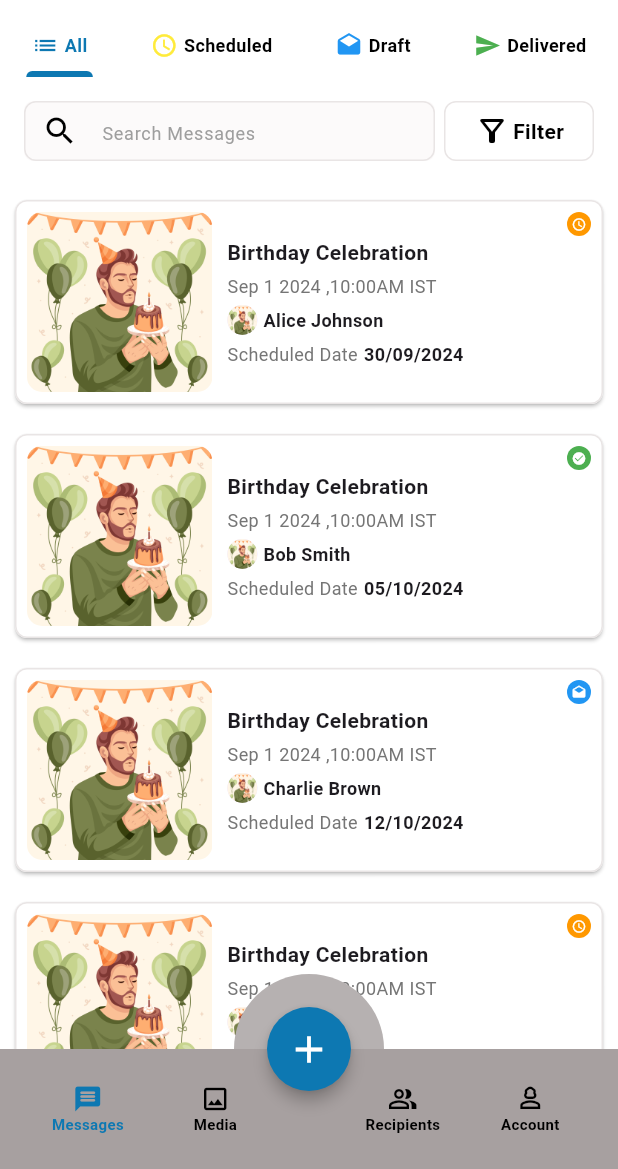
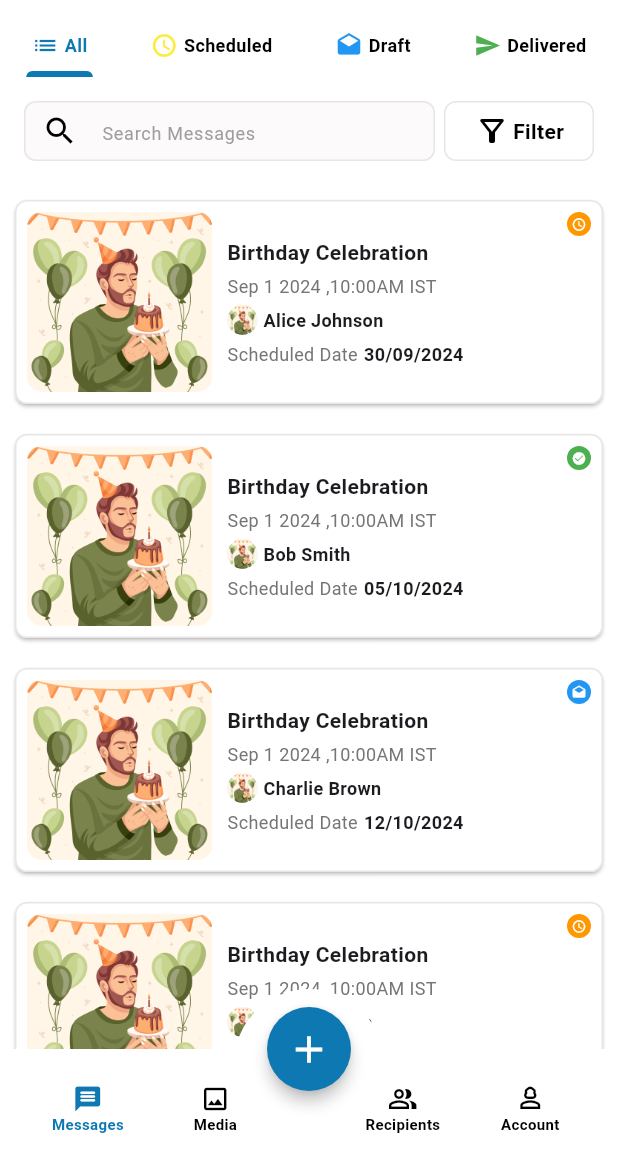
Before and after one commit to Ranjithkumar7200/gabriels_vault, a Flutter app: the screen it shows after launch, on a phone screen of 412 x 824 dp, the part 67-1236 px from its top. Run offline on Flutter 3.47's test engine with Material 3 defaults, Android fonts, the light colour scheme and no system bars.

Commit message:
initial commit

```diff
--- a/lib/widgets/bottomnavbar/BottomNavbar.dart
+++ b/lib/widgets/bottomnavbar/BottomNavbar.dart
@@ -20,7 +20,7 @@ class BottomNavbar extends StatelessWidget {
       alignment: Alignment.topCenter,
       children: [
         BottomAppBar(
-          color: const Color.fromARGB(255, 167, 160, 160),
+          color: ColorsPalette.bg,
           shape: CircularNotchedRectangle(),
           notchMargin: 8,
           child: Container(
@@ -38,20 +38,18 @@ class BottomNavbar extends StatelessWidget {
           ),
         ),
         Positioned(
-          top: -50,
+          top: -40,
           child: ClipPath(
             clipper: HalfCircleClipper(),
             child: Container(
                 height: 50,
                 width: 100,
                 decoration: BoxDecoration(
-                  color: const Color.fromARGB(255, 182, 177, 177),
-                  borderRadius: BorderRadius.only(
-                    topLeft: Radius.elliptical(200, 200),
-                    topRight: Radius.circular(200),
-
-                  ),
-                )),
+                    color: ColorsPalette.bg,
+                    borderRadius: BorderRadius.only(
+                      topLeft: Radius.circular(200),
+                      topRight: Radius.circular(200),
+                    ))),
           ),
         ),
         Positioned(
@@ -61,9 +59,7 @@ class BottomNavbar extends StatelessWidget {
             shape: CircleBorder(),
             backgroundColor: ColorsPalette.primary,
             child: Icon(Icons.add, size: 30, color: Colors.white),
-            onPressed: () {
-
-            },
+            onPressed: () {},
           ),
         ),
       ],
```
